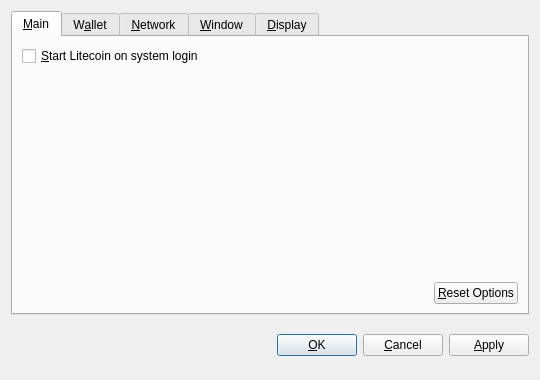
Before: the Qt Designer form src/qt/forms/optionsdialog.ui in waveecoin/waveecoin, drawn with Qt 5.
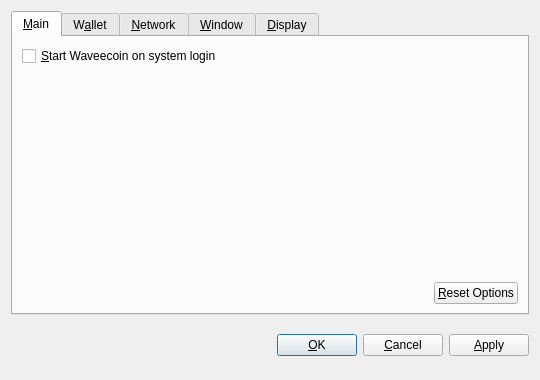
After: the same form once the commit is applied. Custom widgets are drawn as their Qt base class.

What changed in the file:
```diff
--- a/src/qt/forms/optionsdialog.ui
+++ b/src/qt/forms/optionsdialog.ui
@@ -36,7 +36,7 @@
           <string>Automatically start Litecoin after logging in to the system.</string>
          </property>
          <property name="text">
-          <string>&amp;Start Litecoin on system login</string>
+          <string>&amp;Start Waveecoin on system login</string>
          </property>
         </widget>
        </item>
```
Left out of the diff: 10 changed lines with no effect on the pictures.
